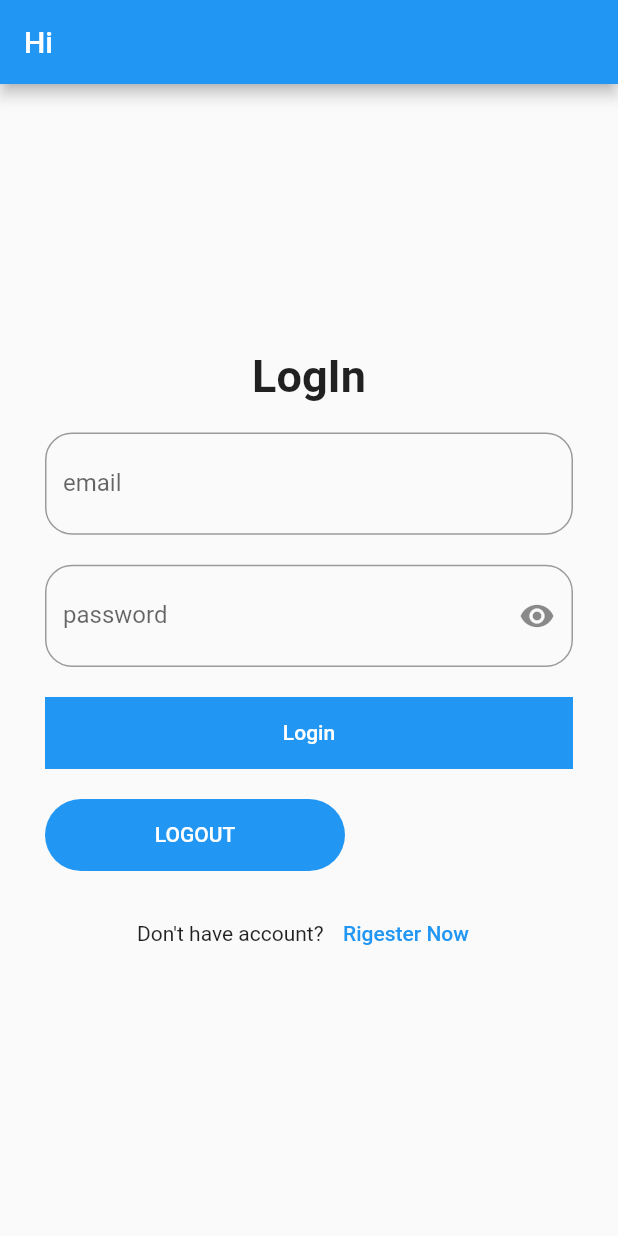
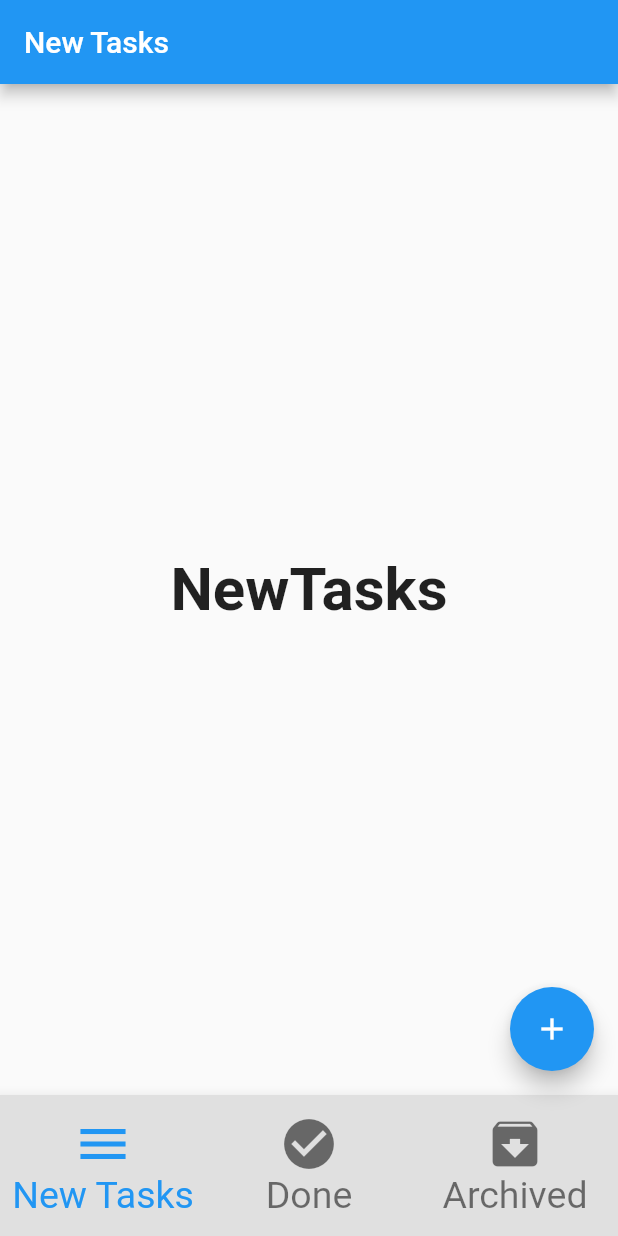
Before and after one commit to abdobassel/projects-login-messnger-bmi-counter-database-Todo-App_by_flutter, a Flutter app: the screen it shows after launch, on a phone screen of 412 x 824 dp. Run offline on Flutter 3.47's test engine with Material 2 defaults, Android fonts, the phone set to English and light mode, and no system bars.

Commit message:
create Screens ToDo App - bottmnavigation and togglle of them

```diff
--- /dev/null
+++ b/lib/layout/home_todo_app.dart
@@ -0,0 +1,51 @@
+import 'package:flutter/material.dart';
+import 'package:udemy_mansour/modules/archived_todo_tasks/archived.dart';
+import 'package:udemy_mansour/modules/done_tasks_todo/done_tasks_screen.dart';
+import 'package:udemy_mansour/modules/new_tasks_todo/new_tasks_screen.dart';
+
+class TodoApp extends StatefulWidget {
+  const TodoApp({super.key});
+
+  @override
+  State<TodoApp> createState() => _TodoAppState();
+}
+
+class _TodoAppState extends State<TodoApp> {
+  List<Widget> screens = [
+    New_Tasks_ToDo(),
+    Done_Task_ToDo(),
+    Archived_Tasks(),
+  ];
+  List<String> titleScreen = ["New Tasks", "Done Tasks", "Archived Tasks"];
+  int currentindex = 0;
+  @override
+  Widget build(BuildContext context) {
+    return Scaffold(
+      appBar: AppBar(title: Text('${titleScreen[currentindex]}')),
+      floatingActionButton: FloatingActionButton(
+        onPressed: () {},
+        child: Icon(Icons.add),
+      ),
+      bottomNavigationBar: BottomNavigationBar(
+          iconSize: 40,
+          unselectedFontSize: 25,
+          selectedFontSize: 25,
+          backgroundColor: Colors.grey[300],
+          type: BottomNavigationBarType.fixed,
+          currentIndex: currentindex,
+          onTap: (value) {
+            setState(() {
+              currentindex = value;
+            });
+          },
+          items: [
+            BottomNavigationBarItem(icon: Icon(Icons.menu), label: 'New Tasks'),
+            BottomNavigationBarItem(
+                icon: Icon(Icons.check_circle), label: 'Done'),
+            BottomNavigationBarItem(
+                icon: Icon(Icons.archive), label: 'Archived'),
+          ]),
+      body: screens[currentindex],
+    );
+  }
+}
--- a/lib/main.dart
+++ b/lib/main.dart
@@ -1,4 +1,5 @@
 import 'package:flutter/material.dart';
+import 'package:udemy_mansour/layout/home_todo_app.dart';
 import 'package:udemy_mansour/modules/bmi/bmi_calc.dart';
 import 'package:udemy_mansour/modules/counter/counter_screen.dart';
 import 'package:udemy_mansour/modules/login/login.dart';
@@ -17,7 +18,7 @@ class MyApp extends StatelessWidget {
   Widget build(BuildContext context) {
     return MaterialApp(
       debugShowCheckedModeBanner: false,
-      home: Login(),
+      home: TodoApp(),
     );
   }
 }
--- /dev/null
+++ b/lib/modules/archived_todo_tasks/archived.dart
@@ -0,0 +1,22 @@
+import 'package:flutter/material.dart';
+
+class Archived_Tasks extends StatefulWidget {
+  const Archived_Tasks({super.key});
+
+  @override
+  State<Archived_Tasks> createState() => _Archived_TasksState();
+}
+
+class _Archived_TasksState extends State<Archived_Tasks> {
+  @override
+  Widget build(BuildContext context) {
+    return Center(
+      child: Container(
+        child: Text(
+          "Archived ",
+          style: TextStyle(fontSize: 40, fontWeight: FontWeight.bold),
+        ),
+      ),
+    );
+  }
+}
--- /dev/null
+++ b/lib/modules/done_tasks_todo/done_tasks_screen.dart
@@ -0,0 +1,22 @@
+import 'package:flutter/material.dart';
+
+class Done_Task_ToDo extends StatefulWidget {
+  const Done_Task_ToDo({super.key});
+
+  @override
+  State<Done_Task_ToDo> createState() => _Done_Task_ToDoState();
+}
+
+class _Done_Task_ToDoState extends State<Done_Task_ToDo> {
+  @override
+  Widget build(BuildContext context) {
+    return Center(
+      child: Container(
+        child: Text(
+          "Done Tasks",
+          style: TextStyle(fontSize: 40, fontWeight: FontWeight.bold),
+        ),
+      ),
+    );
+  }
+}
--- a/lib/modules/login/login.dart
+++ b/lib/modules/login/login.dart
@@ -63,7 +63,9 @@ class _LoginState extends State<Login> {
                             });
                           },
                           isPassword: passwordShow,
-                          suffixIcon: Icons.remove_red_eye,
+                          suffixIcon: passwordShow
+                              ? Icons.visibility
+                              : Icons.visibility_off,
                           controller: pwcontroller,
                           labeltext: "password",
                           validate: (value) {
--- /dev/null
+++ b/lib/modules/new_tasks_todo/new_tasks_screen.dart
@@ -0,0 +1,22 @@
+import 'package:flutter/material.dart';
+
+class New_Tasks_ToDo extends StatefulWidget {
+  const New_Tasks_ToDo({super.key});
+
+  @override
+  State<New_Tasks_ToDo> createState() => _New_Tasks_ToDoState();
+}
+
+class _New_Tasks_ToDoState extends State<New_Tasks_ToDo> {
+  @override
+  Widget build(BuildContext context) {
+    return Center(
+      child: Container(
+        child: Text(
+          "NewTasks",
+          style: TextStyle(fontSize: 40, fontWeight: FontWeight.bold),
+        ),
+      ),
+    );
+  }
+}
--- a/lib/shared/componontes/components.dart
+++ b/lib/shared/componontes/components.dart
@@ -1,5 +1,6 @@
 import 'package:flutter/material.dart';
 
+//Button default color blue now
 Widget DefaultButton({
   required String text,
   required final void Function()? function,
```
